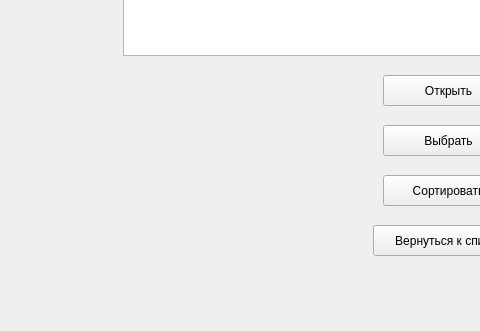
Old version of the form Lab2/Task2/mainwindow.ui in the repository amakuem/LAbsOAIP; both pictures show x 317 to 797 and y 465 to 796 of the 1140 by 796 pixel window.
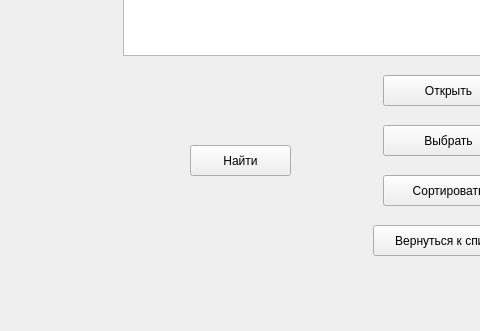
New version of the form.

What changed in the file:
```diff
--- a/Lab2/Task2/mainwindow.ui
+++ b/Lab2/Task2/mainwindow.ui
@@ -296,6 +296,19 @@
      <string>Вернуться к списку</string>
     </property>
    </widget>
+   <widget class="QPushButton" name="pushButton_5">
+    <property name="geometry">
+     <rect>
+      <x>507</x>
+      <y>610</y>
+      <width>101</width>
+      <height>31</height>
+     </rect>
+    </property>
+    <property name="text">
+     <string>Найти</string>
+    </property>
+   </widget>
   </widget>
   <widget class="QMenuBar" name="menubar">
    <property name="geometry">
```
